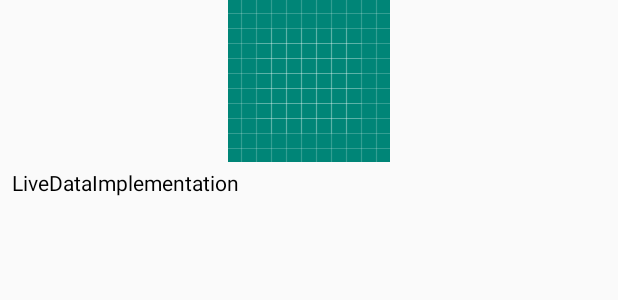
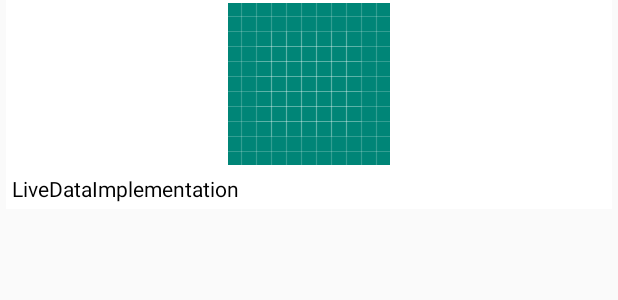
Before and after one commit to kiranofans/Android-Basics, an Android app: the layout items_layout.xml on its own in the app's theme, with its tools: preview values and no code run, on a phone screen of 412 x 824 dp. Shown: the top 300 px of the screen. Run offline under Robolectric (Android 15) with nearby library versions, the phone set to English and light mode, and no system bars.

Commit message:
Code Refined

```diff
--- a/LiveDataImplementation/app/build.gradle
+++ b/LiveDataImplementation/app/build.gradle
@@ -44,5 +44,4 @@ dependencies {
     //Glide for image loading
     implementation 'com.github.bumptech.glide:glide:4.8.0'
     annotationProcessor 'com.github.bumptech.glide:compiler:4.8.0'
-
 }
--- a/LiveDataImplementation/app/src/main/AndroidManifest.xml
+++ b/LiveDataImplementation/app/src/main/AndroidManifest.xml
@@ -7,7 +7,7 @@
     <application
         android:allowBackup="true"
         android:icon="@mipmap/ic_launcher"
-        android:label="Live Data"
+        android:label="@string/app_name"
         android:roundIcon="@mipmap/ic_launcher_round"
         android:supportsRtl="true"
         android:theme="@style/AppTheme">
--- a/LiveDataImplementation/app/src/main/java/Adapter/BaseViewModel.java
+++ b/LiveDataImplementation/app/src/main/java/Adapter/BaseViewModel.java
@@ -12,7 +12,9 @@ public abstract class BaseViewModel<T> extends RecyclerView.ViewHolder {
         super(itemView);
     }
 
-    //protected abstract void clear();
+    protected abstract void clear();
 
-    public abstract void bind(T obj);
+    public void bind(T obj) {
+        clear();
+    }
 }
--- a/LiveDataImplementation/app/src/main/java/project/android_projects/com/livedataimplementation/MainActivity.java
+++ b/LiveDataImplementation/app/src/main/java/project/android_projects/com/livedataimplementation/MainActivity.java
@@ -72,4 +72,5 @@ public class MainActivity extends AppCompatActivity {
         recyclerView.setAdapter(adapter);
         adapter.notifyDataSetChanged();
     }
+
 }
--- a/LiveDataImplementation/app/src/main/res/layout/activity_main.xml
+++ b/LiveDataImplementation/app/src/main/res/layout/activity_main.xml
@@ -4,6 +4,7 @@
     android:id="@+id/swipe_refresh"
     android:layout_width="match_parent"
     android:layout_height="match_parent"
+    android:background="#f2f2f2"
     tools:context="project.android_projects.com.livedataimplementation.MainActivity">
 
     <!--<android.support.v4.widget.SwipeRefreshLayout
--- a/LiveDataImplementation/app/src/main/res/layout/items_layout.xml
+++ b/LiveDataImplementation/app/src/main/res/layout/items_layout.xml
@@ -5,12 +5,14 @@
     android:layout_marginStart="4dp"
     android:layout_marginEnd="4dp"
     android:layout_marginBottom="8dp"
+    android:background="@android:color/white"
     android:orientation="vertical">
 
     <ImageView
         android:id="@+id/news_img_view"
         android:layout_width="match_parent"
         android:layout_height="wrap_content"
+        android:layout_margin="2dp"
         android:src="@drawable/ic_launcher_background"/>
 
     <TextView
```
Also changed, not shown: LiveDataImplementation/app/src/main/java/Adapter/MyRecyclerViewAdapter.java (+5 -4 lines).
